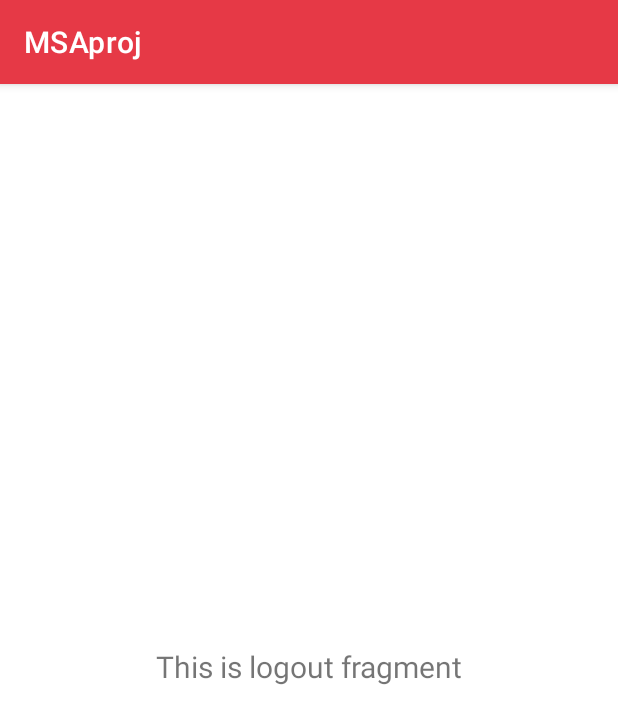
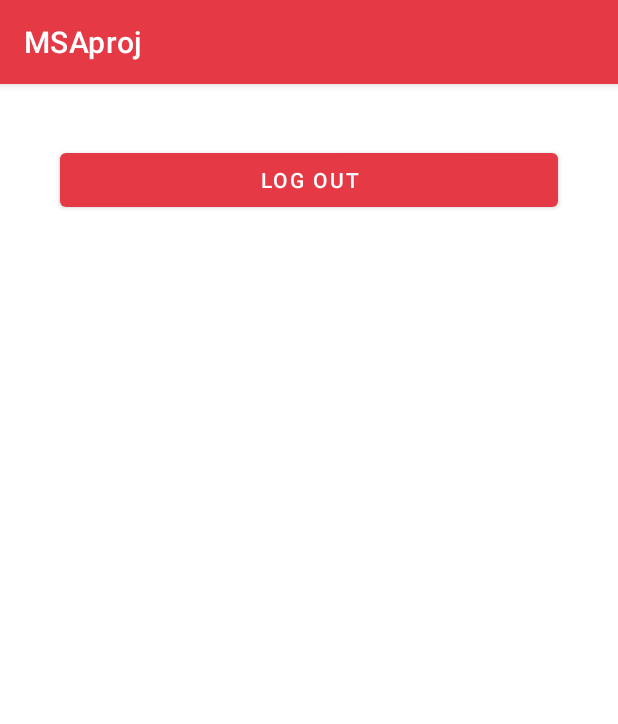
Before and after one commit to oana-rancov/MSAproj, an Android app: the fragment LogoutFragment shown on its own in the app's theme, on a phone screen of 412 x 824 dp. Shown: the top 724 px of the screen. Run offline under Robolectric (Android 15) with nearby library versions, the phone set to English and light mode, and no system bars.

Commit message:
Created logout button

```diff
--- a/app/src/main/java/com/example/msaproj/SplashActivity.java
+++ b/app/src/main/java/com/example/msaproj/SplashActivity.java
@@ -19,7 +19,7 @@ public class SplashActivity extends AppCompatActivity {
         @Override
         public void run() {
             if(!isFinishing()){
-                startActivity(new Intent(getApplicationContext(), NavigationActivity.class));
+                startActivity(new Intent(getApplicationContext(), LogInActivity.class));
                 finish();
             }
         }
--- a/app/src/main/java/com/example/msaproj/ui/logout/LogoutFragment.java
+++ b/app/src/main/java/com/example/msaproj/ui/logout/LogoutFragment.java
@@ -1,9 +1,11 @@
 package com.example.msaproj.ui.logout;
 
+import android.content.Intent;
 import android.os.Bundle;
 import android.view.LayoutInflater;
 import android.view.View;
 import android.view.ViewGroup;
+import android.widget.Button;
 import android.widget.TextView;
 
 import androidx.annotation.NonNull;
@@ -12,6 +14,10 @@ import androidx.fragment.app.Fragment;
 import androidx.lifecycle.Observer;
 import androidx.lifecycle.ViewModelProvider;
 
+import com.example.msaproj.AddActivity;
+import com.example.msaproj.LogInActivity;
+import com.example.msaproj.NavigationActivity;
+import com.example.msaproj.R;
 import com.example.msaproj.databinding.FragmentGalleryBinding;
 import com.example.msaproj.databinding.FragmentLogoutBinding;
 import com.example.msaproj.ui.gallery.GalleryViewModel;
@@ -19,6 +25,7 @@ import com.example.msaproj.ui.gallery.GalleryViewModel;
 public class LogoutFragment extends Fragment {
     private LogoutViewModel logoutViewModel;
     private FragmentLogoutBinding binding;
+    private Button buttonLogout;
 
     public View onCreateView(@NonNull LayoutInflater inflater,
                              ViewGroup container, Bundle savedInstanceState) {
@@ -28,6 +35,16 @@ public class LogoutFragment extends Fragment {
         binding = FragmentLogoutBinding.inflate(inflater, container, false);
         View root = binding.getRoot();
 
+        buttonLogout = (Button) root.findViewById(R.id.btn_logout);
+
+        buttonLogout.setOnClickListener(new View.OnClickListener() {
+            @Override
+            public void onClick(View view) {
+                Intent intent = new Intent(getActivity(), LogInActivity.class);
+                startActivity(intent);
+            }
+        });
+
         final TextView textView = binding.textLogout;
         logoutViewModel.getText().observe(getViewLifecycleOwner(), new Observer<String>() {
             @Override
@@ -36,6 +53,7 @@ public class LogoutFragment extends Fragment {
             }
         });
         return root;
+
     }
 
     @Override
--- a/app/src/main/res/layout/fragment_logout.xml
+++ b/app/src/main/res/layout/fragment_logout.xml
@@ -1,10 +1,11 @@
 <?xml version="1.0" encoding="utf-8"?>
-<androidx.constraintlayout.widget.ConstraintLayout xmlns:android="http://schemas.android.com/apk/res/android"
+<LinearLayout xmlns:android="http://schemas.android.com/apk/res/android"
     xmlns:app="http://schemas.android.com/apk/res-auto"
     xmlns:tools="http://schemas.android.com/tools"
     android:layout_width="match_parent"
     android:layout_height="match_parent"
-    tools:context=".ui.logout.LogoutFragment">
+    tools:context=".ui.logout.LogoutFragment"
+    android:orientation="vertical">
 
     <TextView
         android:id="@+id/text_logout"
@@ -15,8 +16,12 @@
         android:layout_marginEnd="8dp"
         android:textAlignment="center"
         android:textSize="20sp"
-        app:layout_constraintBottom_toBottomOf="parent"
-        app:layout_constraintEnd_toEndOf="parent"
-        app:layout_constraintStart_toStartOf="parent"
-        app:layout_constraintTop_toTopOf="parent" />
-</androidx.constraintlayout.widget.ConstraintLayout>
+        android:visibility="gone"/>
+
+    <Button
+        android:id="@+id/btn_logout"
+        android:layout_width="match_parent"
+        android:layout_height="wrap_content"
+        android:text="Log Out"
+        android:layout_margin="@dimen/margin_big_size" />
+</LinearLayout>
```
